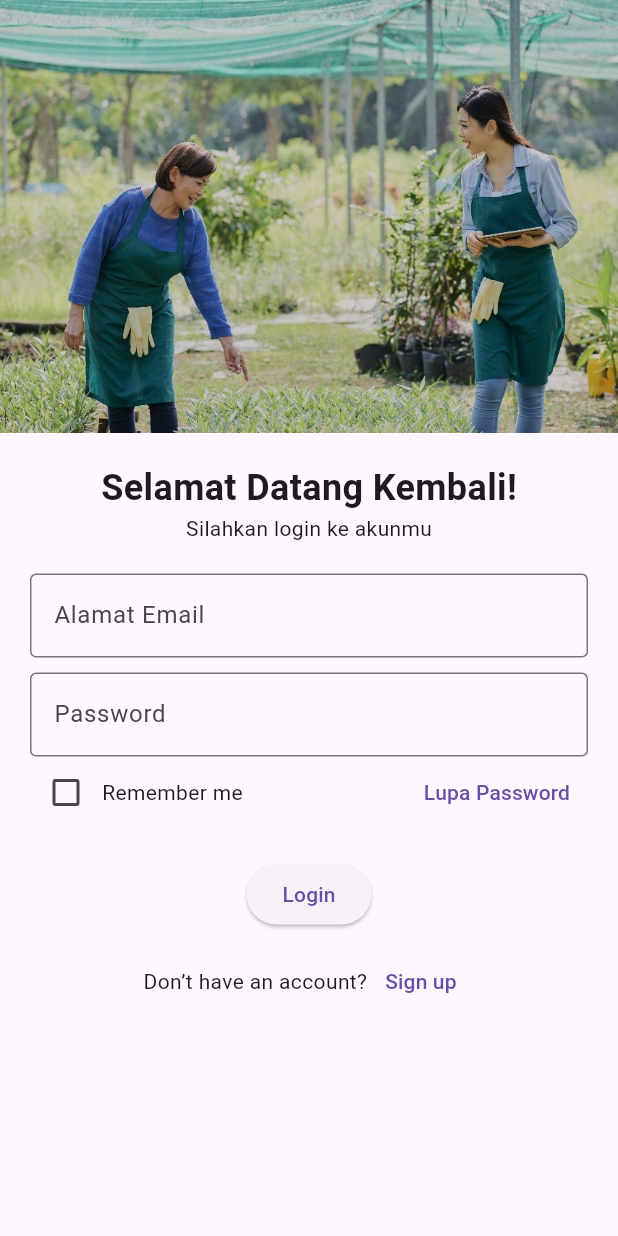
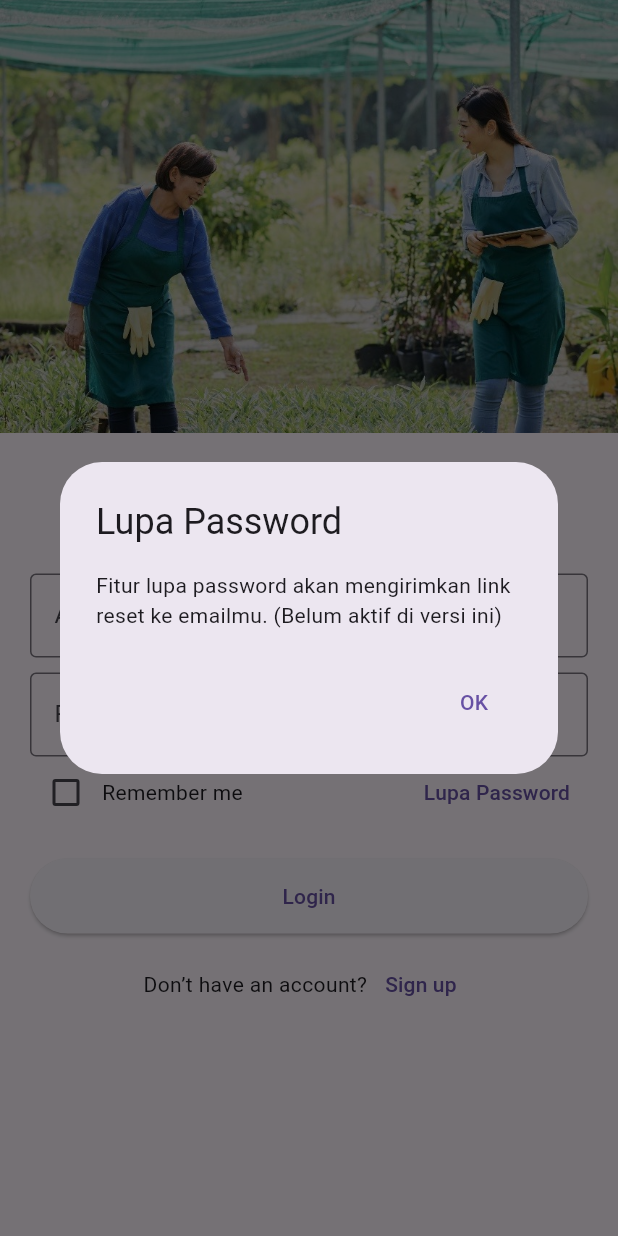
Before and after one commit to MuhammadAbyann/TaniYuk-Smart-Farming-Bok-Choy-Mobile-Application-, a Flutter app: the LoginPage screen opened directly, after a tap on "Lupa Password", on a phone screen of 412 x 824 dp. Run offline on Flutter 3.47's test engine with Material 3 defaults, Android fonts, the phone set to English and light mode, and no system bars; our stand-ins replace shared_preferences; accounts and stored records are empty.

Commit message:
Edit login page 2.2

```diff
--- a/lib/pages/login_page.dart
+++ b/lib/pages/login_page.dart
@@ -1,15 +1,90 @@
 import 'package:flutter/material.dart';
+import 'package:shared_preferences/shared_preferences.dart';
+import 'home_page.dart';
+import 'register_page.dart';
 
-class LoginPage extends StatelessWidget {
+class LoginPage extends StatefulWidget {
   const LoginPage({super.key});
+
+  @override
+  State<LoginPage> createState() => _LoginPageState();
+}
+
+class _LoginPageState extends State<LoginPage> {
+  final TextEditingController emailController = TextEditingController();
+  final TextEditingController passwordController = TextEditingController();
+  bool rememberMe = false;
+
+  @override
+  void initState() {
+    super.initState();
+    loadSavedCredentials();
+  }
+
+  Future<void> loadSavedCredentials() async {
+    final prefs = await SharedPreferences.getInstance();
+    setState(() {
+      emailController.text = prefs.getString('saved_email') ?? '';
+      passwordController.text = prefs.getString('saved_password') ?? '';
+      rememberMe = prefs.getBool('remember_me') ?? false;
+    });
+  }
+
+  Future<void> saveCredentials() async {
+    final prefs = await SharedPreferences.getInstance();
+    if (rememberMe) {
+      await prefs.setString('saved_email', emailController.text);
+      await prefs.setString('saved_password', passwordController.text);
+      await prefs.setBool('remember_me', true);
+    } else {
+      await prefs.remove('saved_email');
+      await prefs.remove('saved_password');
+      await prefs.setBool('remember_me', false);
+    }
+  }
+
+  void _login() async {
+    final email = emailController.text.trim();
+    final password = passwordController.text.trim();
+
+    if (email.isEmpty || password.isEmpty) {
+      ScaffoldMessenger.of(context)
+          .showSnackBar(const SnackBar(content: Text("Email dan password tidak boleh kosong")));
+      return;
+    }
+
+    // Simulasi login sukses
+    await saveCredentials();
+
+    Navigator.pushReplacement(
+      context,
+      MaterialPageRoute(builder: (context) => const HomePage()),
+    );
+  }
+
+  void _forgotPassword() {
+    showDialog(
+      context: context,
+      builder: (context) => AlertDialog(
+        title: const Text("Lupa Password"),
+        content: const Text("Fitur lupa password akan mengirimkan link reset ke emailmu. (Belum aktif di versi ini)"),
+        actions: [
+          TextButton(
+            onPressed: () => Navigator.pop(context),
+            child: const Text("OK"),
+          ),
+        ],
+      ),
+    );
+  }
 
   @override
   Widget build(BuildContext context) {
     return Scaffold(
       body: SafeArea(
+        child: SingleChildScrollView(
           child: Column(
             children: [
-            // 🖼️ Tambahkan gambar di atas
               SizedBox(
                 height: MediaQuery.of(context).size.height * 0.35,
                 width: double.infinity,
@@ -18,8 +93,7 @@ class LoginPage extends StatelessWidget {
                   fit: BoxFit.cover,
                 ),
               ),
-            Expanded(
-              child: Padding(
+              Padding(
                 padding: const EdgeInsets.all(20.0),
                 child: Column(
                   children: [
@@ -29,16 +103,18 @@ class LoginPage extends StatelessWidget {
                     ),
                     const Text("Silahkan login ke akunmu"),
                     const SizedBox(height: 20),
-                    const TextField(
-                      decoration: InputDecoration(
+                    TextField(
+                      controller: emailController,
+                      decoration: const InputDecoration(
                         labelText: 'Alamat Email',
                         border: OutlineInputBorder(),
                       ),
                     ),
                     const SizedBox(height: 10),
-                    const TextField(
+                    TextField(
+                      controller: passwordController,
                       obscureText: true,
-                      decoration: InputDecoration(
+                      decoration: const InputDecoration(
                         labelText: 'Password',
                         border: OutlineInputBorder(),
                       ),
@@ -48,21 +124,30 @@ class LoginPage extends StatelessWidget {
                       children: [
                         Row(
                           children: [
-                            Checkbox(value: false, onChanged: (val) {}),
+                            Checkbox(
+                              value: rememberMe,
+                              onChanged: (val) {
+                                setState(() {
+                                  rememberMe = val!;
+                                });
+                              },
+                            ),
                             const Text("Remember me"),
                           ],
                         ),
                         TextButton(
-                          onPressed: () {},
+                          onPressed: _forgotPassword,
                           child: const Text("Lupa Password"),
                         ),
                       ],
                     ),
                     const SizedBox(height: 20),
                     ElevatedButton(
-                      onPressed: () {
-                        // aksi login
-                      },
+                      onPressed: _login,
+                      style: ElevatedButton.styleFrom(
+                        padding: const EdgeInsets.symmetric(vertical: 14),
+                        minimumSize: const Size.fromHeight(50),
+                      ),
                       child: const Text("Login"),
                     ),
                     const SizedBox(height: 10),
@@ -72,7 +157,10 @@ class LoginPage extends StatelessWidget {
                         const Text("Don’t have an account?"),
                         TextButton(
                           onPressed: () {
-                            // navigasi ke halaman register
+                            Navigator.push(
+                              context,
+                              MaterialPageRoute(builder: (context) => const RegisterPage()),
+                            );
                           },
                           child: const Text("Sign up"),
                         ),
@@ -81,8 +169,8 @@ class LoginPage extends StatelessWidget {
                   ],
                 ),
               ),
+            ],
           ),
-          ],
         ),
       ),
     );
--- a/pubspec.yaml
+++ b/pubspec.yaml
@@ -28,6 +28,7 @@ environment:
 # the latest version available on pub.dev. To see which dependencies have newer
 # versions available, run `flutter pub outdated`.
 dependencies:
+  shared_preferences: ^2.2.2
   flutter:
     sdk: flutter
 
```
Also changed, not shown: pubspec.lock, 1 other file. Lines whose indentation alone changed are shown as unchanged.
